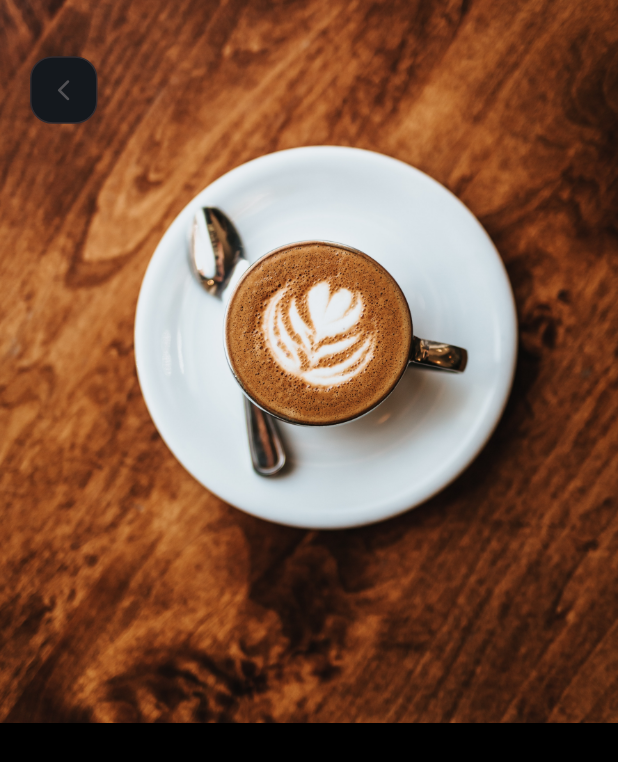
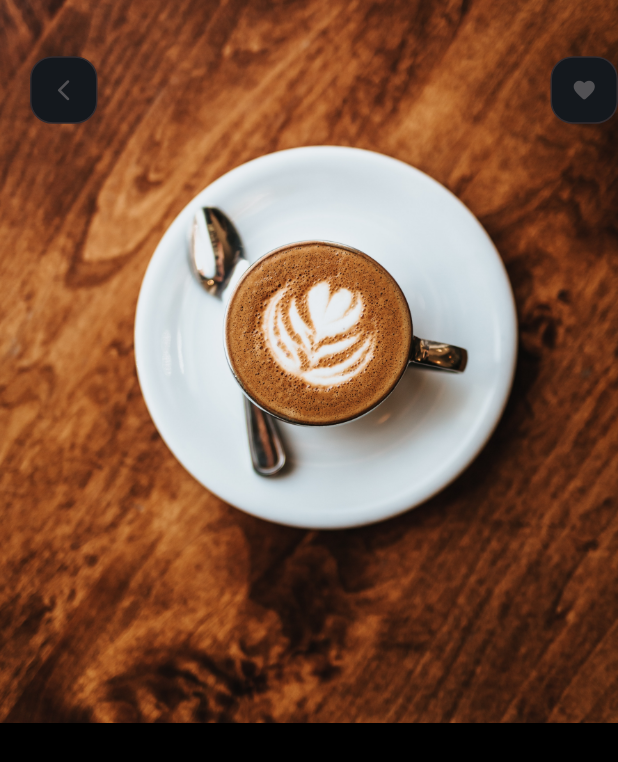
Before and after one commit to kwakyebrilliant/flutter_demoapp, a Flutter app: the screen it shows after launch, after a tap on "4.5", on a phone screen of 412 x 824 dp. Shown: the top 762 px of the screen. Run offline on Flutter 3.47's test engine with Material 2 defaults, Android fonts, the phone set to English and light mode, and no system bars; our stand-ins replace google_fonts; missing offline and left inert: iconify_flutter; statements that could not run were skipped.

Commit message:
details update

```diff
--- a/lib/screens/item_details.dart
+++ b/lib/screens/item_details.dart
@@ -67,6 +67,25 @@
                       ),
                     ),
                   ),
+                  GestureDetector(
+                    onTap: () {
+                      // Navigator.of(context).pop();
+                    },
+                    child: Container(
+                      height: 45.0,
+                      width: 45.0,
+                      decoration: BoxDecoration(
+                          color: const Color(0xFF14181D),
+                          border: Border.all(
+                              color: const Color(0xFF322B2E), width: 1.0),
+                          borderRadius: BorderRadius.circular(15.0)),
+                      child: const Icon(
+                        Icons.favorite_rounded,
+                        color: Color(0xFF525154),
+                        size: 17.0,
+                      ),
+                    ),
+                  ),
                 ],
               ),
             ),
```
